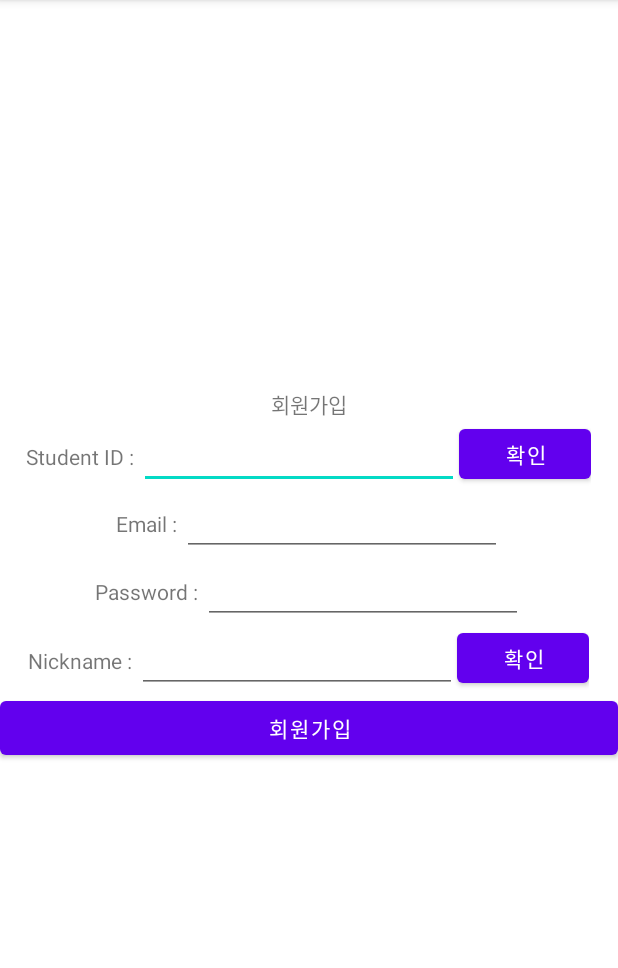
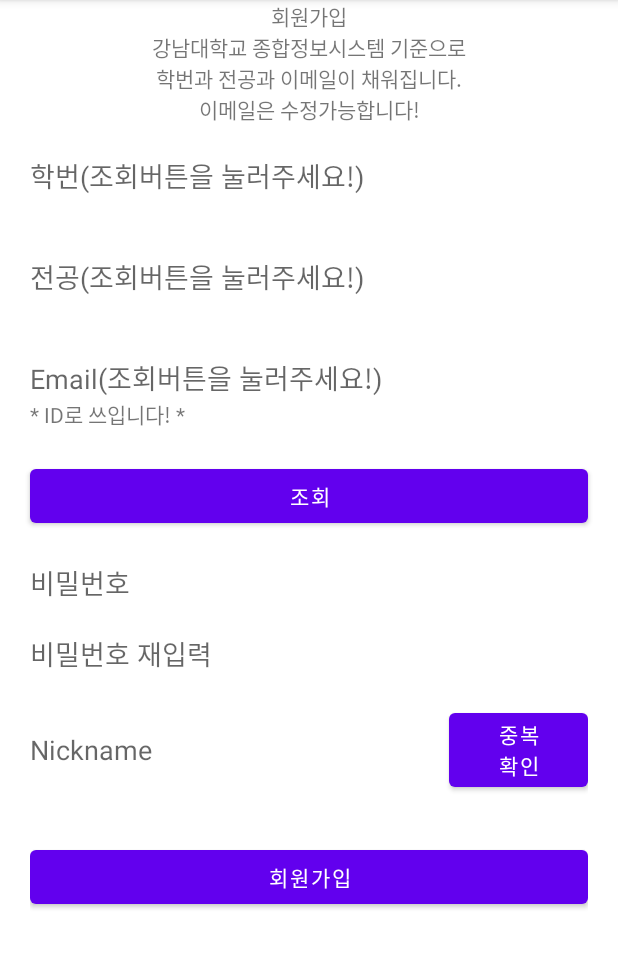
Before and after one commit to junha8070/KNU_Matching, an Android app: the RegisterActivity screen opened directly, with no data from a screen before it, on a phone screen of 412 x 824 dp, the part 84-1052 px from its top. Run offline under Robolectric (Android 15) with nearby library versions, the phone set to English and light mode, and no system bars; our stand-ins replace Firebase (no records; nobody signed in at launch, a user with empty details on screens opened directly).

Commit message:
최신버전이다아아아아 꺄아아아아아아아아아아아아아아아아아아

```diff
--- a/app/src/main/java/com/example/knu_matching/RegisterActivity.java
+++ b/app/src/main/java/com/example/knu_matching/RegisterActivity.java
@@ -34,9 +34,9 @@ public class RegisterActivity extends AppCompatActivity {
 
     private FirebaseAuth mFirebaseAuth;
     private DatabaseReference mDatabaseref;
-    private EditText edt_Email, edt_password, edt_Nickname, edt_StudentID;
+    private EditText edt_StudentID, edt_Major,edt_Email, edt_password, edt_repassword, edt_Nickname;
     private Button btn_finish, btn_check_nick, btn_knuID;
-    private String strID, strEmail, strPassword, strNick, StudentId, Major;
+    private String strID, strEmail, strPassword, strNick, Major;
     private boolean nickname_state;
 
     @Override
@@ -49,12 +49,16 @@ public class RegisterActivity extends AppCompatActivity {
         DatabaseReference mProfieDatabaseReference = mDatabaseref.child("UserAccount");
 
         edt_StudentID = findViewById(R.id.edt_StudentID);
+        edt_Major = findViewById(R.id.edt_Major);
         edt_Email = findViewById(R.id.edt_Email);
         edt_password = findViewById(R.id.edt_Password);
+        edt_repassword = findViewById(R.id.edt_RePassword);
         edt_Nickname = findViewById(R.id.edt_nickname);
+
+
+        btn_knuID = findViewById(R.id.btn_knuID);
         btn_check_nick = findViewById(R.id.btn_check_nick);
         btn_finish = findViewById(R.id.btn_registerButton);
-        btn_knuID = findViewById(R.id.btn_knuID);
 
         btn_check_nick.setOnClickListener(new View.OnClickListener() {
             @Override
@@ -148,11 +152,14 @@ public class RegisterActivity extends AppCompatActivity {
                 public void onActivityResult(ActivityResult result) {
                     if (result.getResultCode() == Activity.RESULT_OK) {
                         Log.d(TAG, "RegisterActivity로 돌아왔다. ");
-                        StudentId = result.getData().getStringExtra("StudentId");
-                        System.out.println("회원가입 디버깅:"+StudentId);
+                        strID = result.getData().getStringExtra("StudentId");
+                        System.out.println("회원가입 디버깅:"+strID);
                         Major = result.getData().getStringExtra("Major");
                         System.out.println("회원가입 디버깅:"+Major);
-                        edt_StudentID.setText(StudentId);
+                        strEmail = result.getData().getStringExtra("Email");
+                        edt_StudentID.setText(strID);
+                        edt_Major.setText(Major);
+                        edt_Email.setText(strEmail);
                     }
                 }
             });
--- a/app/src/main/java/com/example/knu_matching/Student_Certificate.java
+++ b/app/src/main/java/com/example/knu_matching/Student_Certificate.java
@@ -19,7 +19,7 @@ public class Student_Certificate extends AppCompatActivity {
 
     private WebView mWebView;
     private WebSettings mWebSettings;
-    public String StudentId=null, Major=null;
+    public String StudentId=null, Major=null, Email=null;
 
     @Override
     protected void onCreate(Bundle savedInstanceState) {
@@ -77,6 +77,8 @@ public class Student_Certificate extends AppCompatActivity {
             String EndIDTarget = "\",\"inputDm";
             String StartMajorTarget = "userDeptNm\":\"";
             String EndMajorTarget = "\",\"userDeptCd";
+            String StartEmailTarget = "\"userMail\":\"";
+            String EndEmailTarget = "\",\"userPosi\"";
 
             int start = html.indexOf(StartIDTarget);
             int End = html.indexOf(EndIDTarget);
@@ -89,15 +91,22 @@ public class Student_Certificate extends AppCompatActivity {
             Major = html.substring(start + 13, End);
             System.out.println("디버깅5");
             System.out.println("학번:" + Major);
-            backMainActivity(StudentId,Major);
+
+            start = html.indexOf(StartEmailTarget);
+            End = html.indexOf(EndEmailTarget);
+            Email = html.substring(start + 12, End);
+            System.out.println("디버깅5");
+            System.out.println("학번:" + Email);
+            backMainActivity(StudentId,Major,Email);
         }
     }
 
-    private void backMainActivity(String StudentId, String Major) {
+    private void backMainActivity(String StudentId, String Major, String Email) {
         System.out.println("디버깅3");
         Intent intent = new Intent();
         intent.putExtra("StudentId",StudentId);
         intent.putExtra("Major",Major);
+        intent.putExtra("Email",Email);
         setResult(Activity.RESULT_OK, intent);
         finish();
     }
--- /dev/null
+++ b/app/src/main/res/drawable/edittext_box_design.xml
@@ -0,0 +1,16 @@
+<?xml version="1.0" encoding="utf-8"?>
+
+<layer-list xmlns:android="http://schemas.android.com/apk/res/android">
+    <item
+        android:bottom="2dp"
+        android:end="2dp"
+        android:start="2dp"
+        android:top="2dp">
+        <shape android:shape="rectangle">
+            <stroke
+                android:width="2dp"
+                android:color="@color/black" />
+            <solid android:color="#ffffff" />
+        </shape>
+    </item>
+</layer-list>
--- a/app/src/main/res/layout/activity_register.xml
+++ b/app/src/main/res/layout/activity_register.xml
@@ -5,99 +5,154 @@
     android:layout_width="match_parent"
     android:layout_height="match_parent"
     android:orientation="vertical"
-    tools:context=".RegisterActivity"
-    android:gravity="center">
+    tools:context=".RegisterActivity">
+
+    <LinearLayout
+        android:layout_width="match_parent"
+        android:layout_height="wrap_content">
 
         <TextView
             android:layout_width="match_parent"
             android:layout_height="wrap_content"
             android:text="회원가입"
             android:textAlignment="center" />
+    </LinearLayout>
 
     <LinearLayout
-        android:layout_width="wrap_content"
+        android:layout_width="match_parent"
+        android:layout_height="wrap_content">
+
+        <TextView
+            android:layout_width="match_parent"
+            android:layout_height="wrap_content"
+            android:text="강남대학교 종합정보시스템 기준으로\n학번과 전공과 이메일이 채워집니다.\n이메일은 수정가능합니다!"
+            android:textAlignment="center" />
+    </LinearLayout>
+
+
+    <LinearLayout
+        android:layout_margin="20dp"
+        android:layout_width="match_parent"
         android:layout_height="wrap_content"
         android:layout_gravity="center"
         android:orientation="horizontal">
 
-        <TextView
+        <EditText
+            android:background="#FFFFFFFF"
+            android:id="@+id/edt_StudentID"
             android:layout_width="match_parent"
             android:layout_height="wrap_content"
-            android:text="Student ID : " />
-
-        <EditText
-            android:id="@+id/edt_StudentID"
-            android:layout_width="wrap_content"
-            android:layout_height="wrap_content"
-            android:ems="10" />
-
-        <Button
-            android:id="@+id/btn_knuID"
-            android:layout_width="match_parent"
-            android:layout_height="match_parent"
-            android:text="확인" />
+            android:enabled="false"
+            android:hint="학번(조회버튼을 눌러주세요!)" />
     </LinearLayout>
 
     <LinearLayout
-        android:layout_width="wrap_content"
+        android:layout_margin="20dp"
+        android:layout_width="match_parent"
         android:layout_height="wrap_content"
         android:layout_gravity="center"
         android:orientation="horizontal">
 
+        <EditText
+            android:background="#FFFFFFFF"
+            android:id="@+id/edt_Major"
+            android:layout_width="match_parent"
+            android:layout_height="wrap_content"
+            android:enabled="false"
+            android:hint="전공(조회버튼을 눌러주세요!)" />
+    </LinearLayout>
+
+    <LinearLayout
+        android:layout_margin="20dp"
+        android:layout_width="match_parent"
+        android:layout_height="wrap_content"
+        android:layout_gravity="center"
+        android:orientation="vertical">
+
+        <EditText
+            android:background="#FFFFFFFF"
+            android:id="@+id/edt_Email"
+            android:layout_width="match_parent"
+            android:layout_height="wrap_content"
+            android:hint="Email(조회버튼을 눌러주세요!)"
+            android:inputType="textEmailAddress" />
         <TextView
             android:layout_width="match_parent"
             android:layout_height="wrap_content"
-            android:text="Email : " />
+            android:text="* ID로 쓰입니다! *"/>
+
+    </LinearLayout>
+
+    <Button
+        android:layout_marginBottom="10dp"
+        android:layout_marginRight="20dp"
+        android:layout_marginLeft="20dp"
+        android:id="@+id/btn_knuID"
+        android:layout_width="match_parent"
+        android:layout_height="wrap_content"
+        android:text="조회" />
+
+    <LinearLayout
+        android:layout_marginTop="10dp"
+        android:layout_marginBottom="10dp"
+        android:layout_marginRight="20dp"
+        android:layout_marginLeft="20dp"
+        android:layout_width="match_parent"
+        android:layout_height="wrap_content"
+        android:layout_gravity="center"
+        android:orientation="vertical">
 
         <EditText
-            android:id="@+id/edt_Email"
-            android:layout_width="wrap_content"
+            android:background="#FFFFFFFF"
+            android:id="@+id/edt_Password"
+            android:layout_width="match_parent"
             android:layout_height="wrap_content"
-            android:ems="10" />
+            android:hint="비밀번호"
+            android:inputType="textPassword" />
+
+        <EditText
+            android:layout_marginTop="20dp"
+            android:background="#FFFFFFFF"
+            android:id="@+id/edt_RePassword"
+            android:layout_width="match_parent"
+            android:layout_height="wrap_content"
+            android:hint="비밀번호 재입력"
+            android:inputType="textPassword" />
     </LinearLayout>
 
     <LinearLayout
-        android:layout_width="wrap_content"
+        android:gravity="center"
+        android:layout_marginTop="10dp"
+        android:layout_marginBottom="10dp"
+        android:layout_marginRight="20dp"
+        android:layout_marginLeft="20dp"
+        android:layout_width="match_parent"
         android:layout_height="wrap_content"
         android:layout_gravity="center"
         android:orientation="horizontal">
 
-        <TextView
+        <EditText
+            android:background="#FFFFFFFF"
+            android:id="@+id/edt_nickname"
             android:layout_width="match_parent"
             android:layout_height="wrap_content"
-            android:text="Password : " />
+            android:layout_weight="1"
+            android:hint="Nickname" />
 
-        <EditText
-            android:id="@+id/edt_Password"
-            android:layout_width="wrap_content"
+        <Button
+            android:layout_weight="3"
+            android:id="@+id/btn_check_nick"
+            android:layout_width="match_parent"
             android:layout_height="wrap_content"
-            android:inputType="textPassword"
-            android:ems="10" />
+            android:text="중복\n확인" />
     </LinearLayout>
 
+
+
     <LinearLayout
-        android:layout_width="wrap_content"
-        android:layout_height="wrap_content"
-        android:layout_gravity="center"
-        android:orientation="horizontal">
-
-        <TextView
+        android:layout_margin="20dp"
         android:layout_width="match_parent"
-            android:layout_height="wrap_content"
-            android:text="Nickname : " />
-
-        <EditText
-            android:id="@+id/edt_nickname"
-            android:layout_width="wrap_content"
-            android:layout_height="wrap_content"
-            android:ems="10" />
-
-        <Button
-            android:id="@+id/btn_check_nick"
-            android:layout_width="match_parent"
-            android:layout_height="match_parent"
-            android:text="확인" />
-    </LinearLayout>
+        android:layout_height="wrap_content">
 
         <Button
             android:id="@+id/btn_registerButton"
@@ -105,5 +160,6 @@
             android:layout_height="wrap_content"
             android:layout_gravity="center"
             android:text="회원가입" />
+    </LinearLayout>
 
 </LinearLayout>
```
Lines whose indentation alone changed are shown as unchanged.
